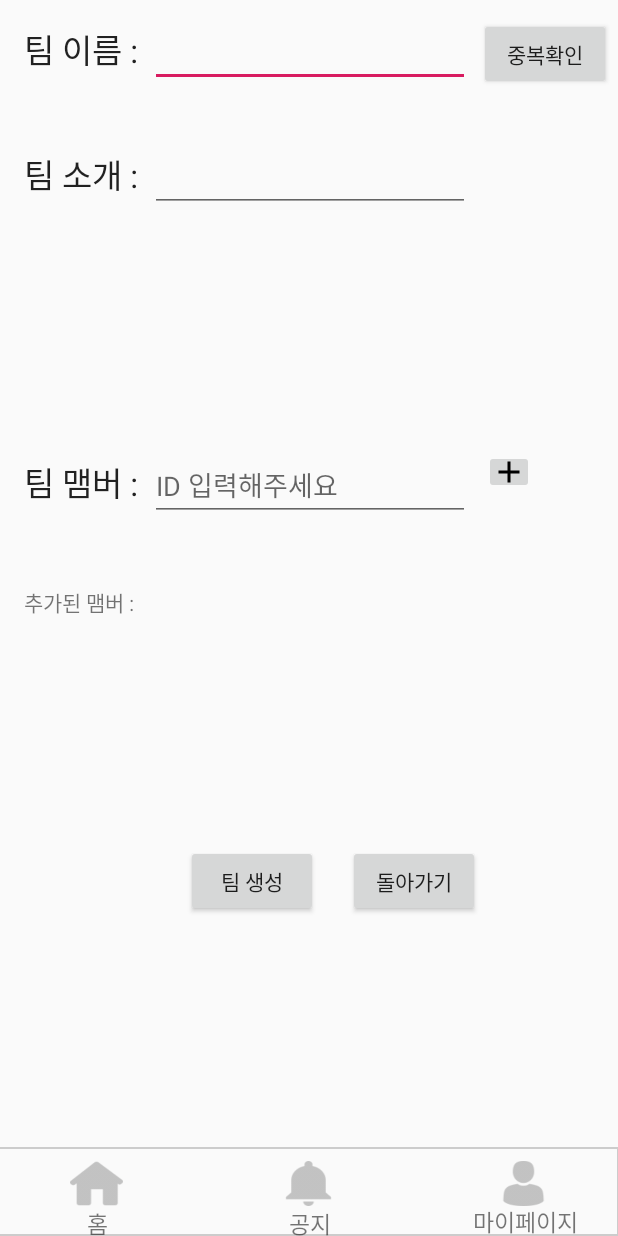
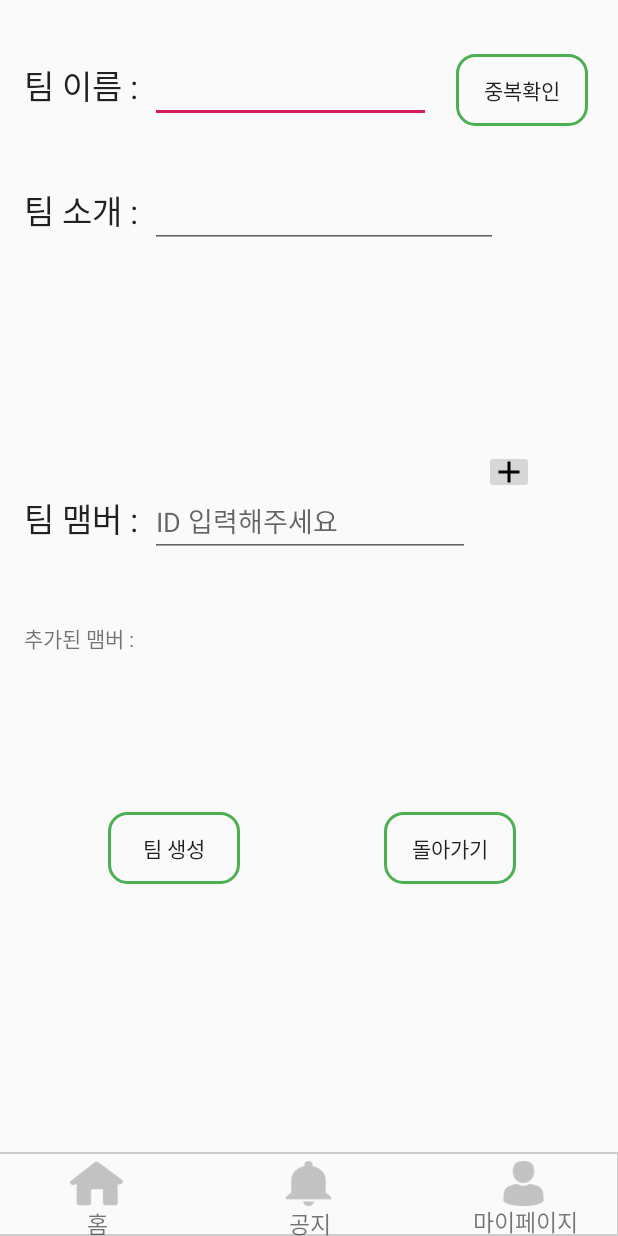
Before and after one commit to kimchansong/findmatch, an Android app: the MakeTeamActivity screen opened directly, with no data from a screen before it, on a phone screen of 412 x 824 dp. Run offline under Robolectric (Android 15) with nearby library versions, the phone set to English and light mode, and no system bars.

Commit message:
front 수정

```diff
--- a/front/app/src/main/AndroidManifest.xml
+++ b/front/app/src/main/AndroidManifest.xml
@@ -12,6 +12,9 @@
         android:roundIcon="@mipmap/ic_launcher_round"
         android:supportsRtl="true"
         android:theme="@style/AppTheme.NoActionBar">
+        <activity android:name=".Activity.NotificationActivity"></activity>
+        <activity android:name=".Activity.Notification" />
+
         <meta-data
             android:name="com.google.android.actions"
             android:resource="@drawable/login_button" />
--- a/front/app/src/main/java/com/example/findmatch/Activity/BoardActivity.kt
+++ b/front/app/src/main/java/com/example/findmatch/Activity/BoardActivity.kt
@@ -45,6 +45,9 @@ class BoardActivity : AppCompatActivity() {
         }
         top_board.person.setOnClickListener(){
             startActivity<MypageActivity>()
+        }
+        top_board.notification.setOnClickListener(){
+            startActivity<NotificationActivity>()
         }
     }
 
--- a/front/app/src/main/java/com/example/findmatch/Activity/MakeTeamActivity.kt
+++ b/front/app/src/main/java/com/example/findmatch/Activity/MakeTeamActivity.kt
@@ -22,7 +22,7 @@ import retrofit2.Retrofit
 import retrofit2.converter.gson.GsonConverterFactory
 import kotlinx.android.synthetic.main.activity_footer.view.*
 import kotlinx.android.synthetic.main.activity_main.*
-import kotlinx.android.synthetic.main.activity_make_team.top
+import kotlinx.android.synthetic.main.activity_make_team.top_make_team
 
 class MakeTeamActivity : AppCompatActivity() {
     //푸터
@@ -42,11 +42,14 @@ class MakeTeamActivity : AppCompatActivity() {
             dupCheckText.setTextColor(Color.BLACK)
         }
         //푸터
-        top.home.setOnClickListener(){
+        top_make_team.home.setOnClickListener(){
             startActivity<MainActivity>()
         }
-        top.person.setOnClickListener(){
+        top_make_team.person.setOnClickListener(){
             startActivity<MypageActivity>()
+        }
+        top_make_team.notification.setOnClickListener(){
+            startActivity<NotificationActivity>()
         }
         // 중복체크
         dupBtn.setOnClickListener {
--- a/front/app/src/main/java/com/example/findmatch/Activity/TeamListActivity.kt
+++ b/front/app/src/main/java/com/example/findmatch/Activity/TeamListActivity.kt
@@ -31,6 +31,7 @@ class TeamListActivity : AppCompatActivity() {
         setContentView(R.layout.activity_team_list)
 
         getMyTeam(this)
+
         //푸터
         top_team_list.home.setOnClickListener(){
             startActivity<MainActivity>()
@@ -38,6 +39,10 @@ class TeamListActivity : AppCompatActivity() {
         top_team_list.person.setOnClickListener(){
             startActivity<MypageActivity>()
         }
+        top_team_list.notification.setOnClickListener(){
+            startActivity<NotificationActivity>()
+        }
+
     }
 
     // 내가 속한 팀 불러오기
--- a/front/app/src/main/res/layout/activity_board.xml
+++ b/front/app/src/main/res/layout/activity_board.xml
@@ -51,6 +51,7 @@
         android:layout_marginTop="16dp"
         android:layout_marginEnd="40dp"
         android:text="글쓰기"
+        android:background="@drawable/selector"
         app:layout_constraintEnd_toEndOf="parent"
         app:layout_constraintTop_toBottomOf="@+id/listBoard" />
 
--- a/front/app/src/main/res/layout/activity_board_detail.xml
+++ b/front/app/src/main/res/layout/activity_board_detail.xml
@@ -62,6 +62,7 @@
         android:layout_height="wrap_content"
         android:layout_marginTop="20dp"
         android:layout_marginEnd="24dp"
+        android:background="@drawable/selector"
         android:text="수정"
         app:layout_constraintEnd_toStartOf="@+id/deleteButton"
         app:layout_constraintTop_toBottomOf="@+id/writeContent" />
@@ -72,6 +73,7 @@
         android:layout_height="wrap_content"
         android:layout_marginTop="20dp"
         android:layout_marginEnd="48dp"
+        android:background="@drawable/selector"
         android:text="삭제"
         app:layout_constraintEnd_toEndOf="parent"
         app:layout_constraintTop_toBottomOf="@+id/writeContent" />
--- a/front/app/src/main/res/layout/activity_board_write_activiry.xml
+++ b/front/app/src/main/res/layout/activity_board_write_activiry.xml
@@ -51,6 +51,7 @@
         android:layout_width="135dp"
         android:layout_height="42dp"
         android:layout_marginTop="24dp"
+        android:background="@drawable/selector"
         app:layout_constraintEnd_toEndOf="parent"
         app:layout_constraintHorizontal_bias="0.595"
         app:layout_constraintStart_toEndOf="@+id/writeTitle"
@@ -62,6 +63,7 @@
         android:layout_height="wrap_content"
         android:layout_marginTop="20dp"
         android:layout_marginEnd="32dp"
+        android:background="@drawable/selector"
         android:text="글쓰기"
         app:layout_constraintEnd_toEndOf="parent"
         app:layout_constraintTop_toBottomOf="@+id/writeContent" />
--- a/front/app/src/main/res/layout/activity_footer.xml
+++ b/front/app/src/main/res/layout/activity_footer.xml
@@ -11,7 +11,7 @@
     <TextView
         android:id="@+id/textView5"
         android:layout_width="416dp"
-        android:layout_height="59dp"
+        android:layout_height="56dp"
         android:background="@drawable/footerbox"
         app:layout_constraintBottom_toBottomOf="parent"
         app:layout_constraintEnd_toEndOf="parent"
--- a/front/app/src/main/res/layout/activity_footer_after_mypage.xml
+++ b/front/app/src/main/res/layout/activity_footer_after_mypage.xml
@@ -11,7 +11,7 @@
     <TextView
         android:id="@+id/textView5"
         android:layout_width="416dp"
-        android:layout_height="59dp"
+        android:layout_height="56dp"
         android:background="@drawable/footerbox"
         app:layout_constraintBottom_toBottomOf="parent"
         app:layout_constraintEnd_toEndOf="parent"
--- a/front/app/src/main/res/layout/activity_footer_after_home.xml
+++ b/front/app/src/main/res/layout/activity_footer_after_notification.xml
@@ -11,7 +11,7 @@
     <TextView
         android:id="@+id/textView5"
         android:layout_width="416dp"
-        android:layout_height="59dp"
+        android:layout_height="56dp"
         android:background="@drawable/footerbox"
         app:layout_constraintBottom_toBottomOf="parent"
         app:layout_constraintEnd_toEndOf="parent"
@@ -24,7 +24,7 @@
         android:layout_height="30dp"
         android:layout_marginEnd="108dp"
         android:layout_marginBottom="20dp"
-        android:background="@drawable/footer_notification"
+        android:background="@drawable/notifications_button_after"
         app:layout_constraintBottom_toBottomOf="parent"
         app:layout_constraintEnd_toStartOf="@+id/person" />
 
@@ -44,7 +44,7 @@
         android:layout_height="30dp"
         android:layout_marginEnd="330dp"
         android:layout_marginBottom="20dp"
-        android:background="@drawable/house_black_silhouette_without_door_after"
+        android:background="@drawable/footer_home"
         app:layout_constraintBottom_toBottomOf="parent"
         app:layout_constraintEnd_toEndOf="parent" />
 
--- a/front/app/src/main/res/layout/activity_make_team.xml
+++ b/front/app/src/main/res/layout/activity_make_team.xml
@@ -6,15 +6,16 @@
     android:layout_height="match_parent"
     tools:context=".Activity.MakeTeamActivity">
     <include
-        android:id="@+id/top"
+        android:id="@+id/top_make_team"
         layout="@layout/activity_footer"
         />
+
     <TextView
         android:id="@+id/teamName"
         android:layout_width="wrap_content"
         android:layout_height="wrap_content"
         android:layout_marginStart="16dp"
-        android:layout_marginTop="16dp"
+        android:layout_marginTop="40dp"
         android:text="팀 이름 :"
         android:textAppearance="@style/TextAppearance.AppCompat.Large"
         app:layout_constraintStart_toStartOf="parent"
@@ -33,8 +34,8 @@
 
     <EditText
         android:id="@+id/teamNameTxt"
-        android:layout_width="wrap_content"
-        android:layout_height="wrap_content"
+        android:layout_width="187dp"
+        android:layout_height="45dp"
         android:layout_marginStart="8dp"
         android:ems="10"
         android:inputType="textPersonName"
@@ -45,15 +46,16 @@
         android:id="@+id/dupBtn"
         android:layout_width="wrap_content"
         android:layout_height="wrap_content"
-        android:layout_marginStart="6dp"
+        android:layout_marginEnd="20dp"
+        android:background="@drawable/selector"
         android:text="중복확인"
         app:layout_constraintBaseline_toBaselineOf="@+id/teamNameTxt"
-        app:layout_constraintStart_toEndOf="@+id/teamNameTxt" />
+        app:layout_constraintEnd_toEndOf="parent" />
 
     <EditText
         android:id="@+id/teamInfoTxt"
-        android:layout_width="wrap_content"
-        android:layout_height="wrap_content"
+        android:layout_width="232dp"
+        android:layout_height="45dp"
         android:layout_marginStart="8dp"
         android:ems="10"
         android:gravity="start|top"
@@ -86,8 +88,9 @@
         android:id="@+id/teamMakeCommit"
         android:layout_width="wrap_content"
         android:layout_height="wrap_content"
-        android:layout_marginStart="124dp"
-        android:layout_marginTop="216dp"
+        android:layout_marginStart="72dp"
+        android:layout_marginTop="170dp"
+        android:background="@drawable/selector"
         android:text="팀 생성"
         app:layout_constraintStart_toStartOf="parent"
         app:layout_constraintTop_toBottomOf="@+id/memberEmailText" />
@@ -96,8 +99,9 @@
         android:id="@+id/rollBackBtn"
         android:layout_width="wrap_content"
         android:layout_height="wrap_content"
-        android:layout_marginStart="20dp"
-        android:layout_marginTop="216dp"
+        android:layout_marginStart="96dp"
+        android:layout_marginTop="170dp"
+        android:background="@drawable/selector"
         android:text="돌아가기"
         app:layout_constraintStart_toEndOf="@+id/teamMakeCommit"
         app:layout_constraintTop_toBottomOf="@+id/memberEmailText" />
```
Also changed, not shown: front/app/src/main/java/com/example/findmatch/Activity/MainActivity.kt (+7 -0 lines), front/app/src/main/java/com/example/findmatch/Activity/MypageActivity.kt (+6 -2 lines), front/app/src/main/java/com/example/findmatch/Activity/NotificationActivity.kt (added, +26 -0 lines), front/app/src/main/java/com/example/findmatch/Activity/TeamManageActivity.kt (+6 -4 lines), front/app/src/main/res/layout/activity_main.xml (+5 -5 lines), front/app/src/main/res/layout/activity_mypage.xml (+8 -7 lines), front/app/src/main/res/layout/activity_notification.xml (added, +27 -0 lines), front/app/src/main/res/layout/activity_signin.xml (+10 -5 lines), front/app/src/main/res/layout/activity_team_manage.xml (+17 -2 lines).
